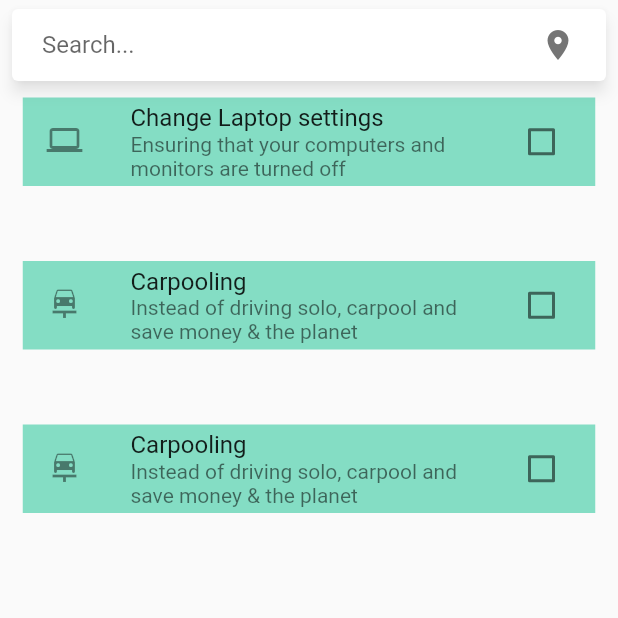
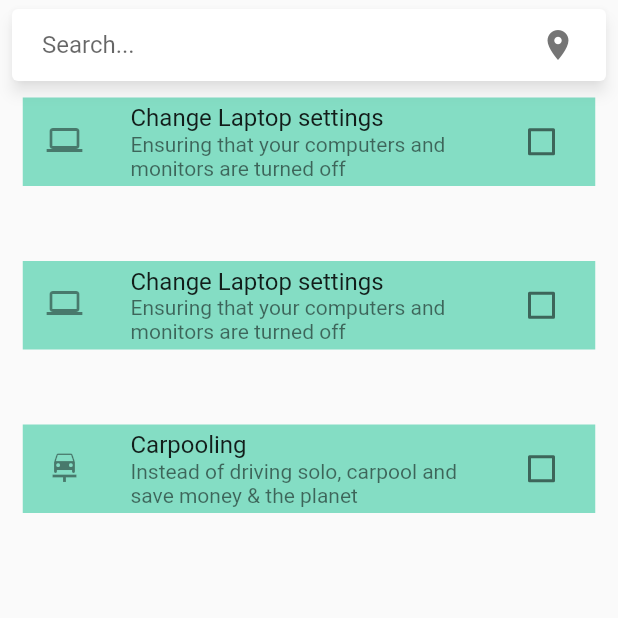
Before and after one commit to jeyeong/climate-ark-app, a Flutter app: the screen it shows after launch, on a phone screen of 412 x 824 dp, the top half of it. Run offline on Flutter 3.47's test engine with Material 2 defaults, Android fonts, the phone set to English and light mode, and no system bars; drawn by our look-alikes of material_floating_search_bar.

Commit message:
added tasktype to task class

```diff
--- a/canvas/lib/classes.dart
+++ b/canvas/lib/classes.dart
@@ -3,8 +3,10 @@ import 'package:flutter/material.dart';
 class Task {
   String tasktitle;
   String tasksub;
+  String tasktype;
   bool isComplete;
   Icon taskicon;
 
-  Task({required this.tasktitle, required this.tasksub, required this.taskicon, this.isComplete = false});
+  Task({required this.tasktitle, required this.tasksub, required this.tasktype,
+        required this.taskicon, this.isComplete = false});
 }
--- a/canvas/lib/list.dart
+++ b/canvas/lib/list.dart
@@ -46,11 +46,14 @@ class _MyStatefulWidgetState extends State<MyStatefulWidget> {
 List<Task> litems = [
   Task(tasktitle: 'Change Laptop settings',
   tasksub: 'Ensuring that your computers and monitors are turned off',
+  tasktype: 'Electricity',
+  taskicon: const Icon(Icons.laptop)),
+  Task(tasktitle: 'Change Laptop settings',
+  tasksub: 'Ensuring that your computers and monitors are turned off',
+  tasktype: 'Electricity',
   taskicon: const Icon(Icons.laptop)),
   Task(tasktitle: 'Carpooling',
   tasksub: 'Instead of driving solo, carpool and save money & the planet',
-  taskicon: const Icon(Icons.car_repair)),
-  Task(tasktitle: 'Carpooling',
-  tasksub: 'Instead of driving solo, carpool and save money & the planet',
+  tasktype: 'Emissions',
   taskicon: const Icon(Icons.car_repair))
 ];
```
